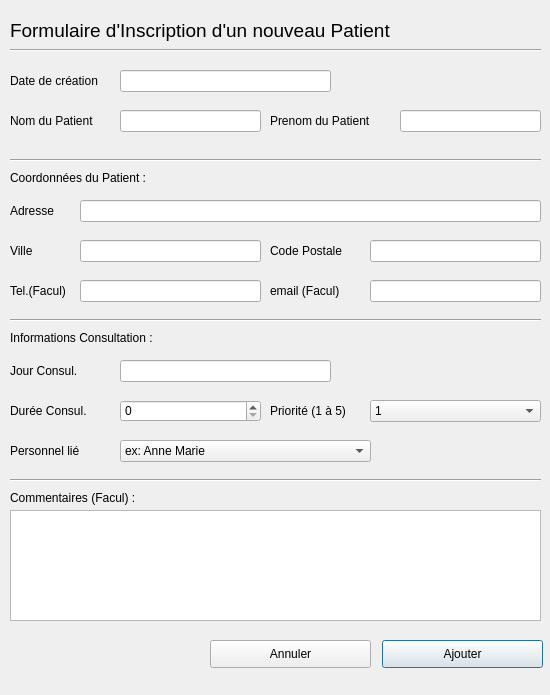
Qt form QtProject/ajoutpatient.ui (ThomChar/QTProjectCpp) before a commit.
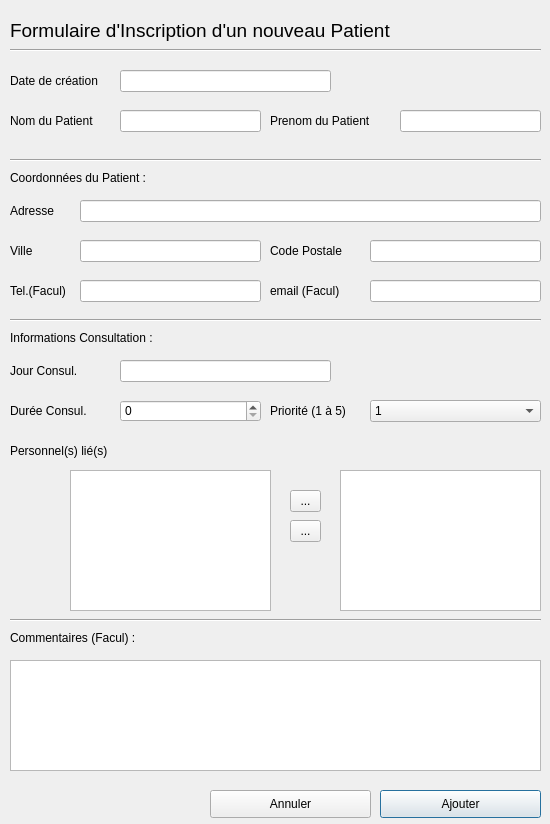
The same form after that commit. Icons and pictures are not drawn.

```diff
--- a/QtProject/ajoutpatient.ui
+++ b/QtProject/ajoutpatient.ui
@@ -7,7 +7,7 @@
     <x>0</x>
     <y>0</y>
     <width>550</width>
-    <height>695</height>
+    <height>824</height>
    </rect>
   </property>
   <property name="windowTitle">
@@ -421,7 +421,7 @@
    <property name="geometry">
     <rect>
      <x>10</x>
-     <y>510</y>
+     <y>660</y>
      <width>531</width>
      <height>111</height>
     </rect>
@@ -431,7 +431,7 @@
    <property name="geometry">
     <rect>
      <x>10</x>
-     <y>490</y>
+     <y>630</y>
      <width>161</width>
      <height>16</height>
     </rect>
@@ -449,7 +449,7 @@
    <property name="geometry">
     <rect>
      <x>10</x>
-     <y>470</y>
+     <y>610</y>
      <width>531</width>
      <height>20</height>
     </rect>
@@ -461,8 +461,8 @@
   <widget class="QPushButton" name="pushButton">
    <property name="geometry">
     <rect>
-     <x>382</x>
-     <y>640</y>
+     <x>380</x>
+     <y>790</y>
      <width>161</width>
      <height>28</height>
     </rect>
@@ -483,7 +483,7 @@
    <property name="geometry">
     <rect>
      <x>210</x>
-     <y>640</y>
+     <y>790</y>
      <width>161</width>
      <height>28</height>
     </rect>
@@ -525,24 +525,9 @@
     </font>
    </property>
    <property name="text">
-    <string>Personnel lié</string>
+    <string>Personnel(s) lié(s)</string>
    </property>
   </widget>
-  <widget class="QComboBox" name="comboBox">
-   <property name="geometry">
-    <rect>
-     <x>120</x>
-     <y>440</y>
-     <width>251</width>
-     <height>22</height>
-    </rect>
-   </property>
-   <item>
-    <property name="text">
-     <string>ex: Anne Marie</string>
-    </property>
-   </item>
-  </widget>
   <widget class="QToolButton" name="toolButton">
    <property name="geometry">
     <rect>
@@ -628,6 +613,60 @@
     </rect>
    </property>
   </widget>
+  <widget class="QToolButton" name="rightArrow_toolButton">
+   <property name="geometry">
+    <rect>
+     <x>290</x>
+     <y>490</y>
+     <width>31</width>
+     <height>22</height>
+    </rect>
+   </property>
+   <property name="text">
+    <string>...</string>
+   </property>
+   <property name="icon">
+    <iconset resource="ressources/ressources.qrc">
+     <normaloff>:/rightArrow_icon.png</normaloff>:/rightArrow_icon.png</iconset>
+   </property>
+  </widget>
+  <widget class="QToolButton" name="leftArrow_toolButton">
+   <property name="geometry">
+    <rect>
+     <x>290</x>
+     <y>520</y>
+     <width>31</width>
+     <height>22</height>
+    </rect>
+   </property>
+   <property name="text">
+    <string>...</string>
+   </property>
+   <property name="icon">
+    <iconset resource="ressources/ressources.qrc">
+     <normaloff>:/leftArrow_icon.png</normaloff>:/leftArrow_icon.png</iconset>
+   </property>
+  </widget>
+  <widget class="QTreeView" name="PersonnelBD_treeView">
+   <property name="geometry">
+    <rect>
+     <x>70</x>
+     <y>470</y>
+     <width>201</width>
+     <height>141</height>
+    </rect>
+   </property>
+  </widget>
+  <widget class="QTreeView" name="PersonnelTraitant_treeView">
+   <property name="geometry">
+    <rect>
+     <x>340</x>
+     <y>470</y>
+     <width>201</width>
+     <height>141</height>
+    </rect>
+   </property>
+  </widget>
  </widget>
  <resources>
   <include location="ressources/ressources.qrc"/>
```
